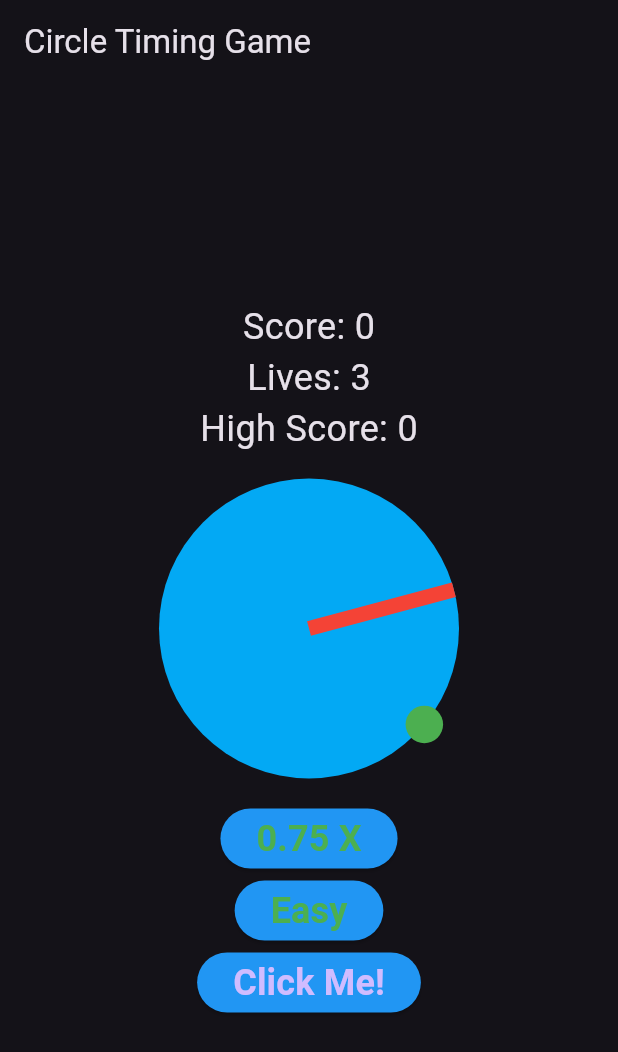
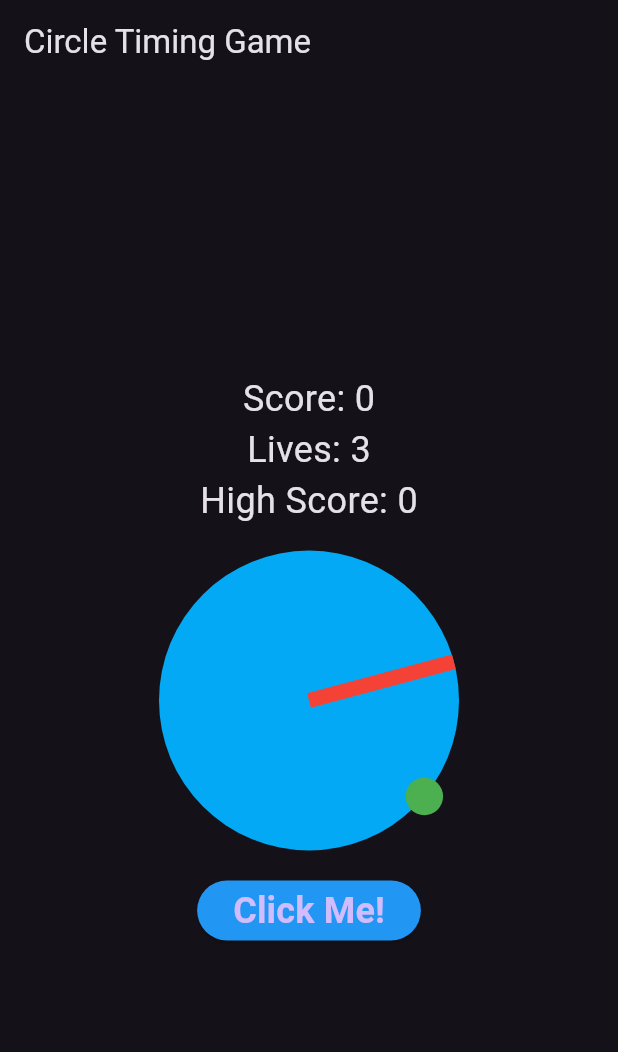
Before and after one commit to JacobBernier/tp1, a Flutter app: the MyGamePage screen opened directly, after a tap on "prêt", on a phone screen of 412 x 824 dp. Shown: the top 1052 px of the screen. Run offline on Flutter 3.47's test engine with Material 3 defaults, Android fonts, the phone set to English and light mode, and no system bars; our stand-ins replace audioplayers, date_format, hive, hive_flutter, sensors_plus; missing offline and left inert: auth0_flutter; accounts and stored records are empty.

Commit message:
Not show the buttons when the game is started

```diff
--- a/lib/vues/creation_combat.dart
+++ b/lib/vues/creation_combat.dart
@@ -75,6 +75,9 @@ class _MyGamePageState extends State<MyGamePage> {
   double clickTargetHeight = 25;
   bool clickTargetVisible = false;
   final GlobalKey blueCircleKey = GlobalKey();
+  bool isDifficultyButtonVisible = true;
+  bool isSpeedButtonVisible = true;
+  bool isTargetVisible = false;
 
   double angle = 0;
   Random random = Random();
@@ -136,6 +139,9 @@ class _MyGamePageState extends State<MyGamePage> {
 
 
   void startRotation() {
+    setState(() {
+      isTargetVisible = true;
+    });
     generateAndDisplayTargetPosition();
     Timer.periodic(Duration(milliseconds: speed), (timer) {
       setState(() {
@@ -310,6 +316,20 @@ class _MyGamePageState extends State<MyGamePage> {
       }}
     );
   }
+  void handleScreenTap() {
+    if (isRedButton) {
+      setState(() {
+        isDifficultyButtonVisible = false;
+        isSpeedButtonVisible = false;
+      });
+      isRedButton = !isRedButton;
+      print(speed);
+      startRotation();
+    } else {
+      handleButtonClick();
+    }
+  }
+
   void toggleSpeedButton() {
     setState(() {
       SpeedButton++;
@@ -339,7 +359,9 @@ class _MyGamePageState extends State<MyGamePage> {
       appBar: AppBar(
         title: Text('Circle Timing Game'),
       ),
-      body: Center(
+    body: GestureDetector(
+    onTap: handleScreenTap,
+    child: Center(
         child: Column(
           mainAxisAlignment: MainAxisAlignment.center,
           children: <Widget>[
@@ -375,6 +397,8 @@ class _MyGamePageState extends State<MyGamePage> {
                   Positioned(
                     left: clickTargetX,
                     top: clickTargetY,
+                    child: Visibility(
+                      visible: isTargetVisible,
                       child: Container(
                         width: clickTargetWidth,
                         height: clickTargetHeight,
@@ -384,6 +408,8 @@ class _MyGamePageState extends State<MyGamePage> {
                         ),
                       ),
                     ),
+                  ),
+
 
                   // Rotating red line
                   Transform.rotate(
@@ -404,7 +430,10 @@ class _MyGamePageState extends State<MyGamePage> {
             ),
         ),
             // Buttons can be placed outside the blue circle container
-            ElevatedButton(
+
+            Visibility(
+              visible: isDifficultyButtonVisible,
+              child: ElevatedButton(
                 onPressed: () {
                   toggleDifficultyButton();
                 },
@@ -422,7 +451,10 @@ class _MyGamePageState extends State<MyGamePage> {
                   ),
                 ),
               ),
-            ElevatedButton(
+            ),
+            Visibility(
+              visible: isSpeedButtonVisible,
+              child: ElevatedButton(
                 onPressed: () {
                   toggleSpeedButton();
                 },
@@ -440,9 +472,15 @@ class _MyGamePageState extends State<MyGamePage> {
                   ),
                 ),
               ),
+            ),
+
             ElevatedButton(
               onPressed: () {
                 if (isRedButton) {
+                  setState(() {
+                    isDifficultyButtonVisible = false;
+                    isSpeedButtonVisible = false;
+                  });
                   isRedButton = !isRedButton;
                   print(speed);
                   startRotation();
@@ -466,6 +504,8 @@ class _MyGamePageState extends State<MyGamePage> {
           ],
         ),
       ),
+    ),
+
     );
   }
 }
```
Lines whose indentation alone changed are shown as unchanged.
